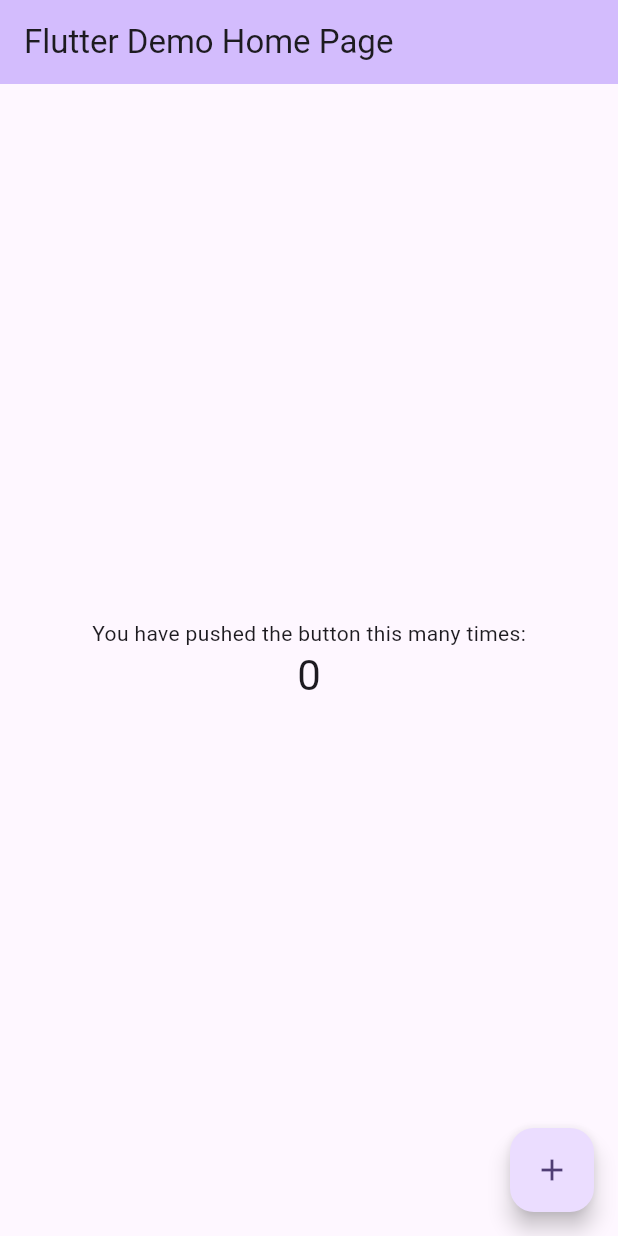
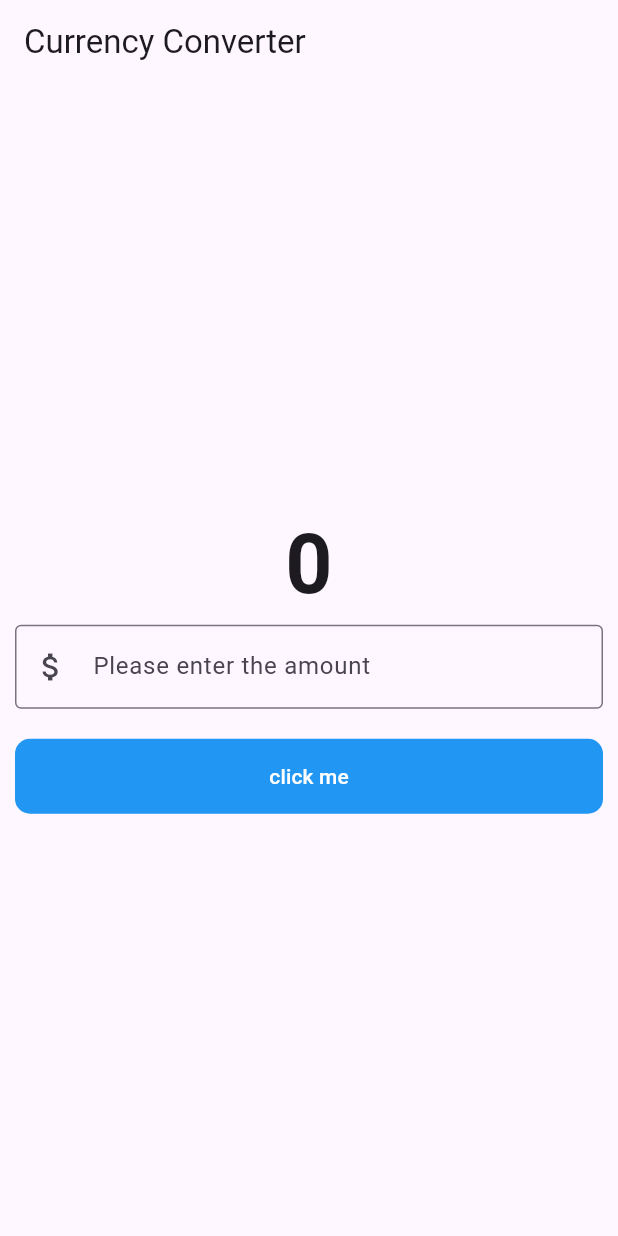
Before and after one commit to Emiranojoshua/emirano_app, a Flutter app: the screen it shows after launch, on a phone screen of 412 x 824 dp. Run offline on Flutter 3.47's test engine with Material 3 defaults, Android fonts, the phone set to English and light mode, and no system bars.

Commit message:
Implement initial currency converter UI

```diff
--- a/lib/main.dart
+++ b/lib/main.dart
@@ -1,121 +1,144 @@
+import 'package:emirano_app/currenty_cenverter.dart';
 import 'package:flutter/material.dart';
 
+// void main() {
+//   runApp(MyApp());
+// }
+
+// class MySecondApp extends StatelessWidget {
+//   const MySecondApp({super.key});
+
+//   @override
+//   Widget build(BuildContext context) {
+//     return Scaffold(
+//       appBar: AppBar(
+//         title: Text('Flutter Deadfafafmo Home Page'),
+//       ),
+//       body: Center(child: Text('Hello, World!')),
+//     );
+//   }
+// }
+
+// class MyApp extends StatelessWidget {
+//   final String? title;
+//   const MyApp({super.key, this.title});
+
+//   @override
+//   Widget build(BuildContext context) {
+//     return MaterialApp(
+//       title: 'Flutter Demo',
+//       theme: ThemeData.light(),
+//       // theme: ThemeData(primarySwatch: Colors.blue),
+//       home: CurrentyCenverter(),
+//     );
+//   }
+// }
+
 void main() {
-  runApp(const MyApp());
+  runApp(MyTestApp());
 }
 
-class MyApp extends StatelessWidget {
-  const MyApp({super.key});
+class MyTestApp extends StatelessWidget {
+  const MyTestApp({super.key});
 
-  // This widget is the root of your application.
   @override
   Widget build(BuildContext context) {
     return MaterialApp(
-      title: 'Flutter Demo',
-      theme: ThemeData(
-        // This is the theme of your application.
-        //
-        // TRY THIS: Try running your application with "flutter run". You'll see
-        // the application has a purple toolbar. Then, without quitting the app,
-        // try changing the seedColor in the colorScheme below to Colors.green
-        // and then invoke "hot reload" (save your changes or press the "hot
-        // reload" button in a Flutter-supported IDE, or press "r" if you used
-        // the command line to start the app).
-        //
-        // Notice that the counter didn't reset back to zero; the application
-        // state is not lost during the reload. To reset the state, use hot
-        // restart instead.
-        //
-        // This works for code too, not just values: Most code changes can be
-        // tested with just a hot reload.
-        colorScheme: .fromSeed(seedColor: Colors.deepPurple),
-      ),
-      home: const MyHomePage(title: 'Flutter Demo Home Page'),
+      title: 'My Demo Project',
+      theme: ThemeData.light(),
+      // theme: ThemeData(primarySwatch: Colors.blue),
+      home: MyCurrencyConverter(),
     );
   }
 }
 
-class MyHomePage extends StatefulWidget {
-  const MyHomePage({super.key, required this.title});
+class MyCurrencyConverter extends StatelessWidget {
+  const MyCurrencyConverter({super.key});
 
-  // This widget is the home page of your application. It is stateful, meaning
-  // that it has a State object (defined below) that contains fields that affect
-  // how it looks.
-
-  // This class is the configuration for the state. It holds the values (in this
-  // case the title) provided by the parent (in this case the App widget) and
-  // used by the build method of the State. Fields in a Widget subclass are
-  // always marked "final".
-
-  final String title;
-
-  @override
-  State<MyHomePage> createState() => _MyHomePageState();
-}
-
-class _MyHomePageState extends State<MyHomePage> {
-  int _counter = 0;
-
-  void _incrementCounter() {
-    setState(() {
-      // This call to setState tells the Flutter framework that something has
-      // changed in this State, which causes it to rerun the build method below
-      // so that the display can reflect the updated values. If we changed
-      // _counter without calling setState(), then the build method would not be
-      // called again, and so nothing would appear to happen.
-      _counter++;
-    });
-  }
+  int result = 0;
 
   @override
   Widget build(BuildContext context) {
-    // This method is rerun every time setState is called, for instance as done
-    // by the _incrementCounter method above.
-    //
-    // The Flutter framework has been optimized to make rerunning build methods
-    // fast, so that you can just rebuild anything that needs updating rather
-    // than having to individually change instances of widgets.
     return Scaffold(
       appBar: AppBar(
-        // TRY THIS: Try changing the color here to a specific color (to
-        // Colors.amber, perhaps?) and trigger a hot reload to see the AppBar
-        // change color while the other colors stay the same.
-        backgroundColor: Theme.of(context).colorScheme.inversePrimary,
-        // Here we take the value from the MyHomePage object that was created by
-        // the App.build method, and use it to set our appbar title.
-        title: Text(widget.title),
+        title: Text("Currency Converter"),
+        // backgroundColor: Colors.blue,
       ),
       body: Center(
-        // Center is a layout widget. It takes a single child and positions it
-        // in the middle of the parent.
+        child: Padding(
+          padding: const EdgeInsets.all(10.0),
           child: Column(
-          // Column is also a layout widget. It takes a list of children and
-          // arranges them vertically. By default, it sizes itself to fit its
-          // children horizontally, and tries to be as tall as its parent.
-          //
-          // Column has various properties to control how it sizes itself and
-          // how it positions its children. Here we use mainAxisAlignment to
-          // center the children vertically; the main axis here is the vertical
-          // axis because Columns are vertical (the cross axis would be
-          // horizontal).
-          //
-          // TRY THIS: Invoke "debug painting" (choose the "Toggle Debug Paint"
-          // action in the IDE, or press "p" in the console), to see the
-          // wireframe for each widget.
-          mainAxisAlignment: .center,
+            mainAxisAlignment: MainAxisAlignment.center,
             children: [
-            const Text('You have pushed the button this many times:'),
               Text(
-              '$_counter',
-              style: Theme.of(context).textTheme.headlineMedium,
+                "0",
+                style: TextStyle(
+                  fontWeight: FontWeight.bold,
+                  fontSize: 55,
+                ),
+              ),
+              TextField(
+                keyboardType: TextInputType.number,
+                decoration: InputDecoration(
+                  hintText: "Please enter the amount",
+                  prefixIcon: Icon(Icons.attach_money),
+                  border: OutlineInputBorder(
+                    borderSide: BorderSide(
+                      color: Colors.black,
+                      width: 2.0,
+                    ),
+                  ),
+                  focusedBorder: OutlineInputBorder(
+                    borderSide: BorderSide(
+                      color: Colors.blue,
+                      width: 2.0,
+                    ),
+                  ),
+                ),
+              ),
+              SizedBox(height: 20),
+              TextButton(
+                onPressed: () {
+                  debugPrint("Button clicked");
+                },
+                // style: const ButtonStyle(
+                //   elevation: WidgetStatePropertyAll(25),
+                //   shape: WidgetStatePropertyAll(
+                //     RoundedRectangleBorder(
+                //       borderRadius: BorderRadius.all(
+                //         Radius.circular(10.0),
+                //       ),
+                //     ),
+                //   ),
+                //   backgroundColor: WidgetStatePropertyAll(
+                //     Colors.blue,
+                //   ),
+                //   foregroundColor: WidgetStatePropertyAll(
+                //     Colors.blue,
+                //   ),
+                //   minimumSize: WidgetStatePropertyAll(
+                //     Size(double.infinity, 50),
+                //   ),
+                // ),
+                style: TextButton.styleFrom(
+                  elevation: 25,
+                  shape: RoundedRectangleBorder(
+                    borderRadius: BorderRadius.all(
+                      Radius.circular(10.0),
+                    ),
+                  ),
+                  backgroundColor: Colors.blue,
+                  foregroundColor: Colors.white,
+                  minimumSize: Size(double.infinity, 50),
+                ),
+                child: const Text(
+                  "click me",
+                  style: TextStyle(color: Colors.white),
+                ),
               ),
             ],
           ),
         ),
-      floatingActionButton: FloatingActionButton(
-        onPressed: _incrementCounter,
-        tooltip: 'Increment',
-        child: const Icon(Icons.add),
       ),
     );
   }
```
Also changed, not shown: lib/currenty_cenverter.dart (added, +62 -0 lines). Lines whose indentation alone changed are shown as unchanged.
